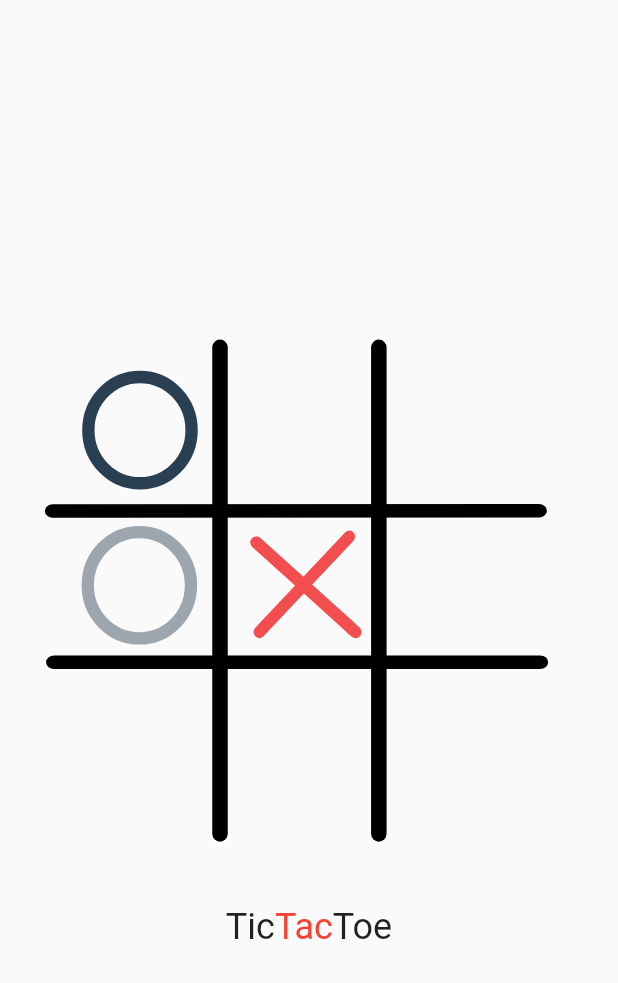
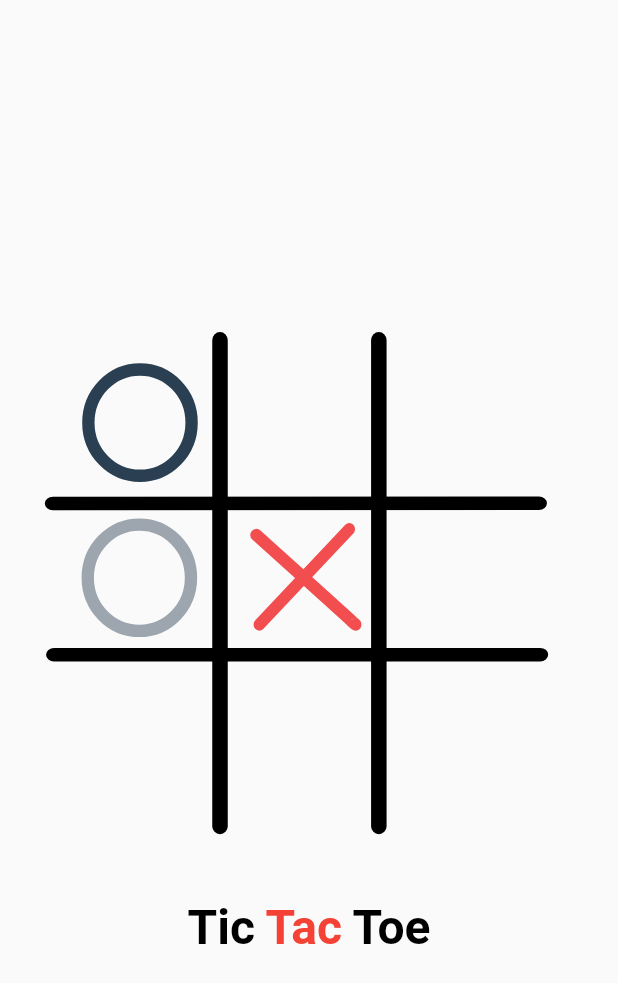
Before and after one commit to AbdelmenamAdel/X_O_Game, a Flutter app: the SplashScreen screen opened directly, on a phone screen of 412 x 824 dp. Shown: the top 983 px of the screen. Run offline on Flutter 3.47's test engine with Material 2 defaults, Android fonts, the phone set to English and light mode, and no system bars; our stand-ins replace awesome_dialog, lottie.

Commit message:
last commit

```diff
--- a/lib/Feature/Screens/home/HomeScreen.dart
+++ b/lib/Feature/Screens/home/HomeScreen.dart
@@ -21,11 +21,13 @@ class _HomeScreenState extends State<HomeScreen> {
 
   @override
   Widget build(BuildContext context) {
-    return Scaffold(
+    return SafeArea(
+      child: Scaffold(
         body: Padding(
           padding: const EdgeInsets.all(8.0),
           child: Form(
             key: _formKey,
+            child: SingleChildScrollView(
               child: Column(
                 // crossAxisAlignment: CrossAxisAlignment.start,
                 mainAxisAlignment: MainAxisAlignment.center,
@@ -92,6 +94,8 @@ class _HomeScreenState extends State<HomeScreen> {
               ),
             ),
           ),
+        ),
+      ),
     );
   }
 }
--- a/lib/Feature/Screens/splash/splash_screen.dart
+++ b/lib/Feature/Screens/splash/splash_screen.dart
@@ -13,11 +13,11 @@ class _SplashScreenState extends State<SplashScreen> {
   @override
   void initState() {
     super.initState();
-    Future.delayed(const Duration(seconds: 5), () {
+    Future.delayed(const Duration(seconds: 6), () {
       Navigator.push(
           context,
           MaterialPageRoute(
-            builder: (context) => HomeScreen(),
+            builder: (context) => const HomeScreen(),
           ));
     });
   }
@@ -31,18 +31,30 @@ class _SplashScreenState extends State<SplashScreen> {
           Lottie.asset('assets/lottie/animation_lm1tumt8.json'),
           const Row(
             mainAxisAlignment: MainAxisAlignment.center,
-            children: [
-              Text(
-                'Tic',
-                style: TextStyle(fontSize: 24),
+            children: [],
+          ),
+          RichText(
+            text: const TextSpan(
+              text: 'Tic',
+              style: TextStyle(
+                color: Colors.black,
+                fontSize: 32,
+                fontWeight: FontWeight.bold,
               ),
-              Text(
-                'Tac',
-                style: TextStyle(color: Colors.red, fontSize: 24),
-              ),
-              Text('Toe', style: TextStyle(fontSize: 24))
-            ],
-          )
+              /*defining default style is optional */
+              children: <TextSpan>[
+                TextSpan(
+                  text: ' Tac ',
+                  style: TextStyle(
+                    color: Colors.red,
+                  ),
+                ),
+                TextSpan(
+                  text: 'Toe',
+                ),
+              ],
+            ),
+          ),
         ],
       ),
     );
```
Also changed, not shown: lib/Feature/game/game_Screen.dart (+11 -5 lines), lib/core/widget/customTextField.dart (+8 -7 lines), 2 other files. Lines whose indentation alone changed are shown as unchanged.
